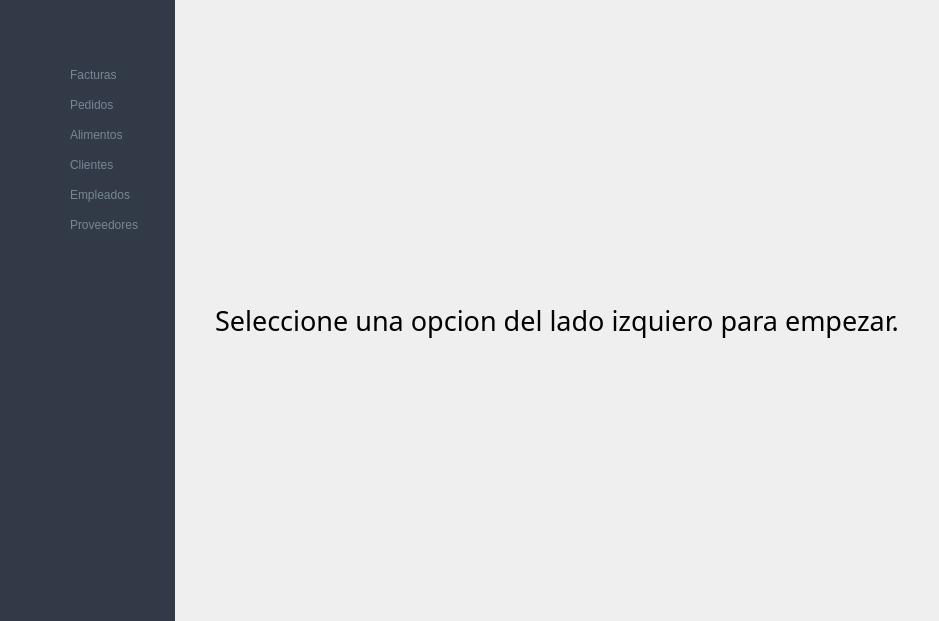
First picture: the form in mainwindow.ui, repository MoraRMod/FastFast, before the edit.
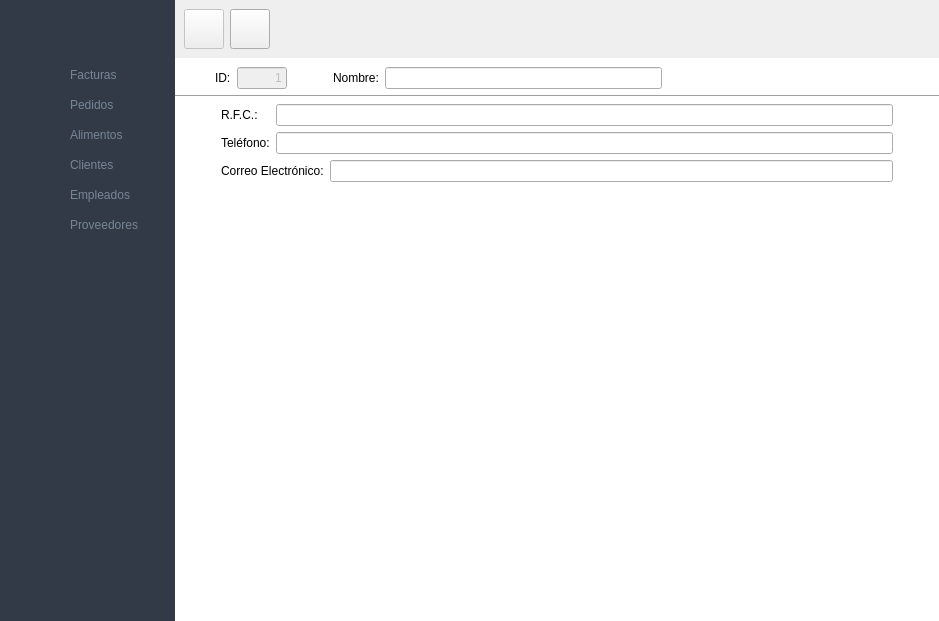
Second picture: the form after the edit. The open tabs and pages were chosen to show the change. Icons and pictures are not drawn.

```diff
--- a/mainwindow.ui
+++ b/mainwindow.ui
@@ -2144,6 +2144,333 @@
            </item>
           </layout>
          </widget>
+         <widget class="QWidget" name="addCliente_page">
+          <layout class="QGridLayout" name="gridLayout_9">
+           <property name="leftMargin">
+            <number>0</number>
+           </property>
+           <property name="topMargin">
+            <number>0</number>
+           </property>
+           <property name="rightMargin">
+            <number>0</number>
+           </property>
+           <property name="bottomMargin">
+            <number>0</number>
+           </property>
+           <property name="spacing">
+            <number>0</number>
+           </property>
+           <item row="0" column="0">
+            <widget class="QWidget" name="proveedorWidget_2" native="true">
+             <property name="minimumSize">
+              <size>
+               <width>0</width>
+               <height>58</height>
+              </size>
+             </property>
+             <property name="maximumSize">
+              <size>
+               <width>16777215</width>
+               <height>58</height>
+              </size>
+             </property>
+             <property name="styleSheet">
+              <string notr="true"/>
+             </property>
+             <layout class="QHBoxLayout" name="horizontalLayout_9">
+              <item>
+               <widget class="QPushButton" name="saveCliente">
+                <property name="enabled">
+                 <bool>false</bool>
+                </property>
+                <property name="minimumSize">
+                 <size>
+                  <width>40</width>
+                  <height>40</height>
+                 </size>
+                </property>
+                <property name="toolTip">
+                 <string>Guardar Cliente (F3)</string>
+                </property>
+                <property name="autoFillBackground">
+                 <bool>false</bool>
+                </property>
+                <property name="styleSheet">
+                 <string notr="true">QPushButton {
+	pading 8px 0 8px 15px;
+}</string>
+                </property>
+                <property name="text">
+                 <string/>
+                </property>
+                <property name="icon">
+                 <iconset resource="resources.qrc">
+                  <normaloff>:/icons/icon/save.ico</normaloff>
+                  <disabledoff>:/icons/icon/saveOff.ico</disabledoff>:/icons/icon/save.ico</iconset>
+                </property>
+                <property name="iconSize">
+                 <size>
+                  <width>25</width>
+                  <height>25</height>
+                 </size>
+                </property>
+                <property name="shortcut">
+                 <string>F3</string>
+                </property>
+               </widget>
+              </item>
+              <item>
+               <widget class="QPushButton" name="cancelOpCliente">
+                <property name="minimumSize">
+                 <size>
+                  <width>40</width>
+                  <height>40</height>
+                 </size>
+                </property>
+                <property name="toolTip">
+                 <string>Cancelar</string>
+                </property>
+                <property name="text">
+                 <string/>
+                </property>
+                <property name="icon">
+                 <iconset resource="resources.qrc">
+                  <normaloff>:/icons/icon/exit.ico</normaloff>:/icons/icon/exit.ico</iconset>
+                </property>
+                <property name="iconSize">
+                 <size>
+                  <width>25</width>
+                  <height>25</height>
+                 </size>
+                </property>
+               </widget>
+              </item>
+              <item>
+               <spacer name="horizontalSpacer_9">
+                <property name="orientation">
+                 <enum>Qt::Horizontal</enum>
+                </property>
+                <property name="sizeHint" stdset="0">
+                 <size>
+                  <width>505</width>
+                  <height>17</height>
+                 </size>
+                </property>
+               </spacer>
+              </item>
+             </layout>
+            </widget>
+           </item>
+           <item row="1" column="0">
+            <widget class="QWidget" name="addCliente_Widget" native="true">
+             <property name="toolTipDuration">
+              <number>5</number>
+             </property>
+             <property name="styleSheet">
+              <string notr="true">QWidget#addCliente_Widget{
+	background-image: url(:/icons/icon/fastfast.ico);
+	background-repeat: no-repeat;
+    background-position: center center;
+	background-origin: content;
+	background-color: rgb(255, 255, 255);
+}</string>
+             </property>
+             <layout class="QGridLayout" name="gridLayout_11">
+              <property name="leftMargin">
+               <number>0</number>
+              </property>
+              <property name="rightMargin">
+               <number>0</number>
+              </property>
+              <item row="4" column="1" colspan="2">
+               <widget class="QLabel" name="label_5">
+                <property name="text">
+                 <string>Correo Electrónico:</string>
+                </property>
+               </widget>
+              </item>
+              <item row="2" column="1">
+               <widget class="QLabel" name="label_3">
+                <property name="text">
+                 <string>R.F.C.:</string>
+                </property>
+               </widget>
+              </item>
+              <item row="3" column="1">
+               <widget class="QLabel" name="label_4">
+                <property name="text">
+                 <string>Teléfono:</string>
+                </property>
+               </widget>
+              </item>
+              <item row="2" column="0">
+               <spacer name="horizontalSpacer_11">
+                <property name="orientation">
+                 <enum>Qt::Horizontal</enum>
+                </property>
+                <property name="sizeType">
+                 <enum>QSizePolicy::Minimum</enum>
+                </property>
+                <property name="sizeHint" stdset="0">
+                 <size>
+                  <width>40</width>
+                  <height>20</height>
+                 </size>
+                </property>
+               </spacer>
+              </item>
+              <item row="2" column="2" colspan="2">
+               <widget class="QLineEdit" name="lineEdit_2"/>
+              </item>
+              <item row="5" column="3">
+               <spacer name="verticalSpacer_6">
+                <property name="orientation">
+                 <enum>Qt::Vertical</enum>
+                </property>
+                <property name="sizeHint" stdset="0">
+                 <size>
+                  <width>20</width>
+                  <height>427</height>
+                 </size>
+                </property>
+               </spacer>
+              </item>
+              <item row="3" column="2" colspan="2">
+               <widget class="QLineEdit" name="lineEdit_3"/>
+              </item>
+              <item row="4" column="3">
+               <widget class="QLineEdit" name="lineEdit_4"/>
+              </item>
+              <item row="5" column="1">
+               <spacer name="verticalSpacer_5">
+                <property name="orientation">
+                 <enum>Qt::Vertical</enum>
+                </property>
+                <property name="sizeHint" stdset="0">
+                 <size>
+                  <width>20</width>
+                  <height>427</height>
+                 </size>
+                </property>
+               </spacer>
+              </item>
+              <item row="2" column="4">
+               <spacer name="horizontalSpacer_12">
+                <property name="orientation">
+                 <enum>Qt::Horizontal</enum>
+                </property>
+                <property name="sizeType">
+                 <enum>QSizePolicy::Minimum</enum>
+                </property>
+                <property name="sizeHint" stdset="0">
+                 <size>
+                  <width>40</width>
+                  <height>20</height>
+                 </size>
+                </property>
+               </spacer>
+              </item>
+              <item row="0" column="0" colspan="5">
+               <layout class="QHBoxLayout" name="horizontalLayout_6">
+                <item>
+                 <spacer name="horizontalSpacer">
+                  <property name="orientation">
+                   <enum>Qt::Horizontal</enum>
+                  </property>
+                  <property name="sizeType">
+                   <enum>QSizePolicy::Minimum</enum>
+                  </property>
+                  <property name="sizeHint" stdset="0">
+                   <size>
+                    <width>40</width>
+                    <height>20</height>
+                   </size>
+                  </property>
+                 </spacer>
+                </item>
+                <item>
+                 <widget class="QLabel" name="label_6">
+                  <property name="text">
+                   <string>ID:</string>
+                  </property>
+                 </widget>
+                </item>
+                <item>
+                 <widget class="QLineEdit" name="ID_cliente">
+                  <property name="enabled">
+                   <bool>false</bool>
+                  </property>
+                  <property name="maximumSize">
+                   <size>
+                    <width>50</width>
+                    <height>16777215</height>
+                   </size>
+                  </property>
+                  <property name="text">
+                   <string>1</string>
+                  </property>
+                  <property name="alignment">
+                   <set>Qt::AlignRight|Qt::AlignTrailing|Qt::AlignVCenter</set>
+                  </property>
+                 </widget>
+                </item>
+                <item>
+                 <spacer name="horizontalSpacer_6">
+                  <property name="orientation">
+                   <enum>Qt::Horizontal</enum>
+                  </property>
+                  <property name="sizeType">
+                   <enum>QSizePolicy::Minimum</enum>
+                  </property>
+                  <property name="sizeHint" stdset="0">
+                   <size>
+                    <width>40</width>
+                    <height>20</height>
+                   </size>
+                  </property>
+                 </spacer>
+                </item>
+                <item>
+                 <widget class="QLabel" name="label_2">
+                  <property name="text">
+                   <string>Nombre:</string>
+                  </property>
+                 </widget>
+                </item>
+                <item>
+                 <widget class="QLineEdit" name="lineEdit"/>
+                </item>
+                <item>
+                 <spacer name="horizontalSpacer_10">
+                  <property name="orientation">
+                   <enum>Qt::Horizontal</enum>
+                  </property>
+                  <property name="sizeType">
+                   <enum>QSizePolicy::MinimumExpanding</enum>
+                  </property>
+                  <property name="sizeHint" stdset="0">
+                   <size>
+                    <width>40</width>
+                    <height>20</height>
+                   </size>
+                  </property>
+                 </spacer>
+                </item>
+               </layout>
+              </item>
+              <item row="1" column="0" colspan="5">
+               <widget class="Line" name="line_2">
+                <property name="orientation">
+                 <enum>Qt::Horizontal</enum>
+                </property>
+               </widget>
+              </item>
+             </layout>
+            </widget>
+           </item>
+          </layout>
+         </widget>
         </widget>
        </item>
       </layout>
```
